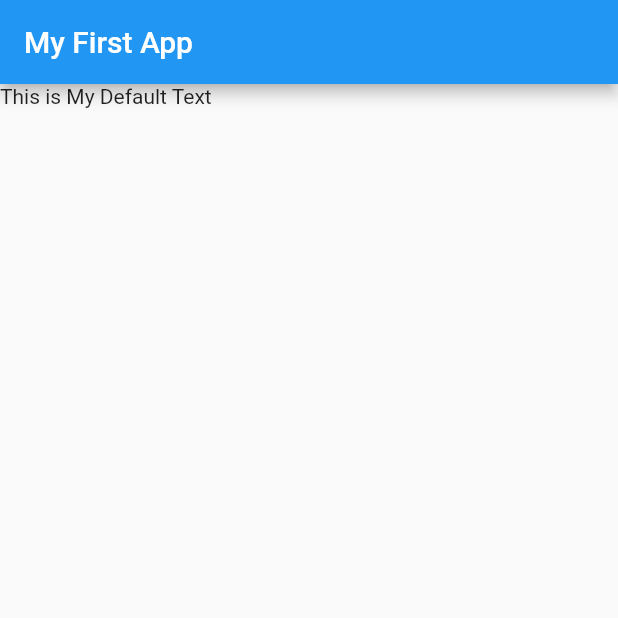
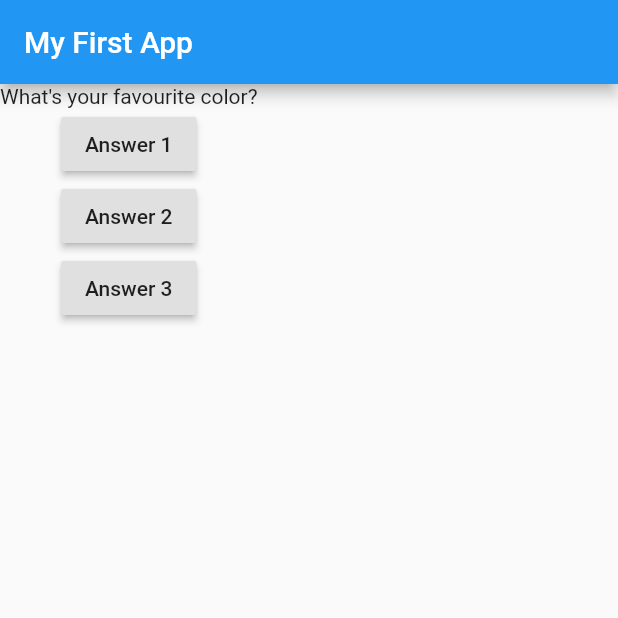
Before and after one commit to shabh2412/Flutter-Basic-Quiz-App, a Flutter app: the screen it shows after launch, on a phone screen of 412 x 824 dp, the top half of it. Run offline on Flutter 3.47's test engine with Material 2 defaults, Android fonts, the phone set to English and light mode, and no system bars.

Commit message:
Added questions, and buttons to select answer

```diff
--- a/lib/main.dart
+++ b/lib/main.dart
@@ -5,14 +5,43 @@ void main() {
 }
 
 class MyApp extends StatelessWidget {
+  var questionIndex = 0;
+  void answerQuestion(){
+    print('Answer Chosen!');
+    questionIndex = questionIndex + 1;
+  }
   @override
   Widget build(BuildContext context) {
+    var questions = [
+      'What\'s your favourite color?',
+      'What\'s your favourite animal?',
+    ];
     return MaterialApp(
         home: Scaffold(
-      appBar: AppBar(
-        title: Text('My First App'),
-      ),
-      body: Text('This is My Default Text'),
-     ));
+            appBar: AppBar(
+              title: Text('My First App'),
+            ),
+            body: Column(
+              //children: <Widget>[], //<Widget> tells dart that --> [] <-- will contain a list of widgets
+              children: [
+                Text(questions[0]),
+                RaisedButton(
+                  child: Text('Answer 1'),
+                  onPressed: answerQuestion,
+                ),
+                RaisedButton(
+                  child: Text('Answer 2'),
+                  onPressed: (){
+                    print('Answer 2 chosen!');
+                  },
+                ),
+                RaisedButton(
+                  child: Text('Answer 3'),
+                  onPressed: (){
+                    print('Answer 3 chosen!');
+                  },
+                ),
+              ],
+            )));
   }
 }
```
